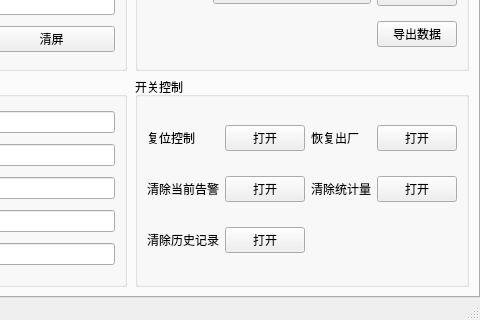
First picture: the form in ui/invt_layout.ui, repository xxxy-bit/SRNE_UP, before the edit; both pictures show x 536 to 1016 and y 175 to 495 of the 1016 by 495 pixel window.
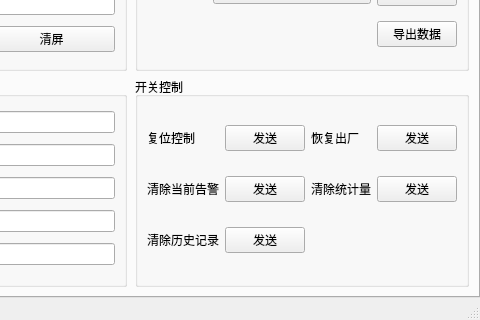
Second picture: the form after the edit.

```diff
--- a/ui/invt_layout.ui
+++ b/ui/invt_layout.ui
@@ -542,35 +542,35 @@
                  <item row="0" column="1">
                   <widget class="QPushButton" name="ivt_reset_btn">
                    <property name="text">
-                    <string>打开</string>
+                    <string>发送</string>
                    </property>
                   </widget>
                  </item>
                  <item row="0" column="3">
                   <widget class="QPushButton" name="ivt_fact_recovery_btn">
                    <property name="text">
-                    <string>打开</string>
+                    <string>发送</string>
                    </property>
                   </widget>
                  </item>
                  <item row="1" column="1">
                   <widget class="QPushButton" name="ivt_clear_error_btn">
                    <property name="text">
-                    <string>打开</string>
+                    <string>发送</string>
                    </property>
                   </widget>
                  </item>
                  <item row="2" column="1">
                   <widget class="QPushButton" name="ivt_clear_history_btn">
                    <property name="text">
-                    <string>打开</string>
+                    <string>发送</string>
                    </property>
                   </widget>
                  </item>
                  <item row="1" column="3">
                   <widget class="QPushButton" name="ivt_clear_statistics_btn">
                    <property name="text">
-                    <string>打开</string>
+                    <string>发送</string>
                    </property>
                   </widget>
                  </item>
```
